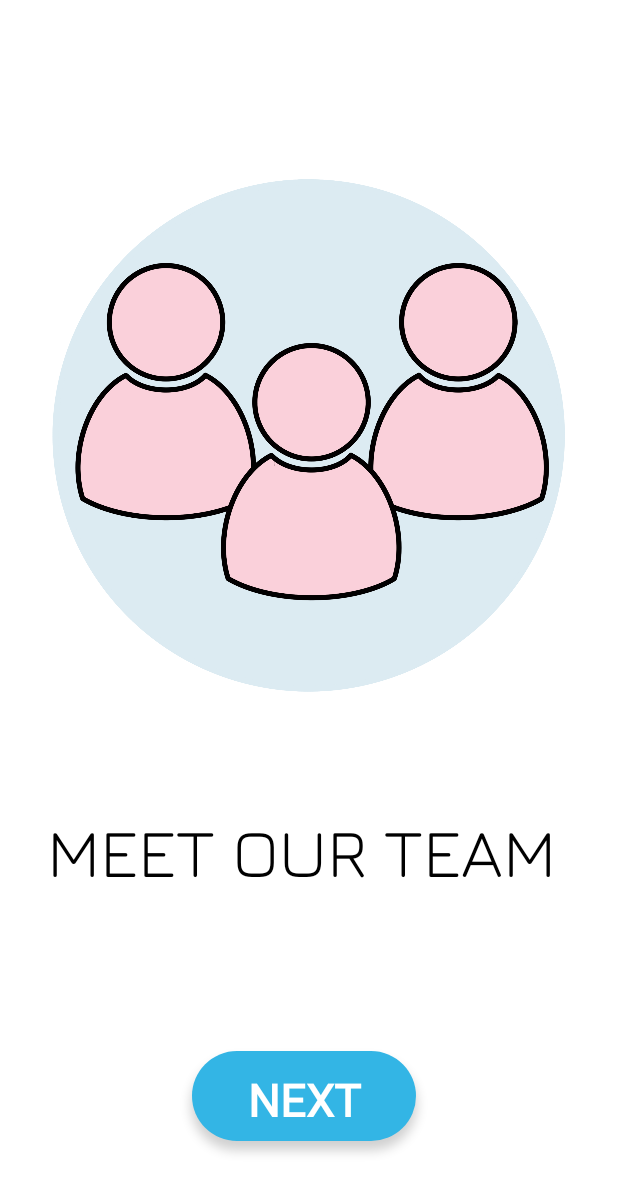
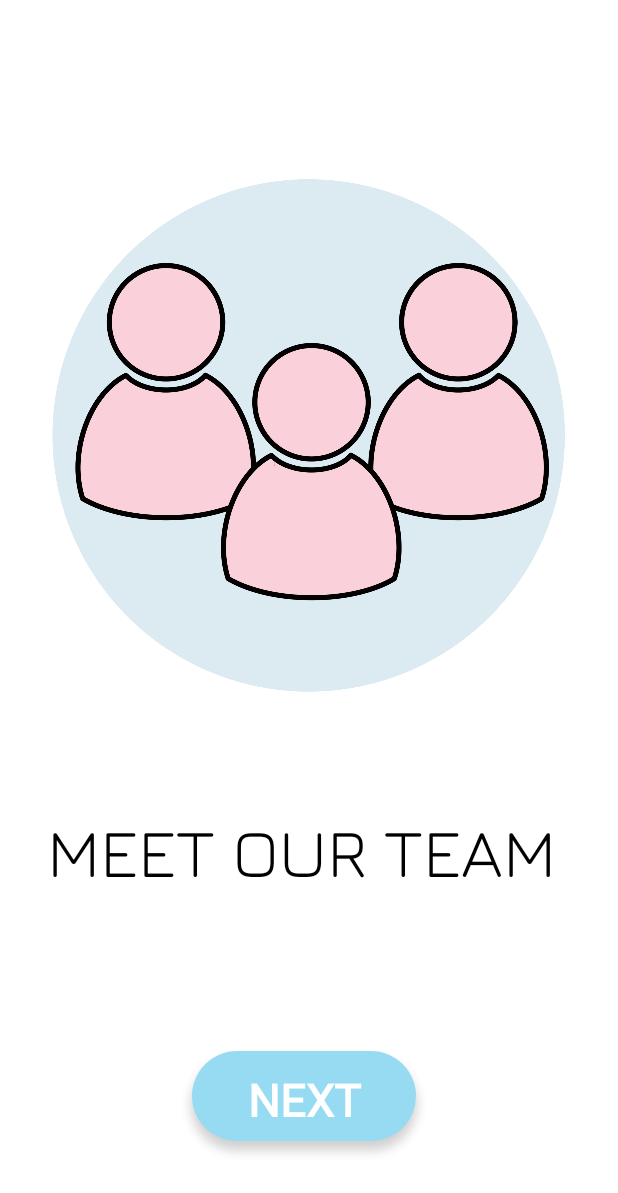
Before and after one commit to mpasko90/GroupApplication, an Android app: the screen it shows after launch (FirstActivity), on a phone screen of 412 x 824 dp. Shown: the top 1193 px of the screen. Run offline under Robolectric (Android 15) with nearby library versions, the phone set to English and light mode, and no system bars.

Commit message:
zmiana koloru buttonu "next"

```diff
--- a/app/src/main/res/drawable/next_button.xml
+++ b/app/src/main/res/drawable/next_button.xml
@@ -2,7 +2,7 @@
 <selector xmlns:android="http://schemas.android.com/apk/res/android">
 <item>
     <shape android:shape="rectangle">
-        <solid android:color="@android:color/holo_blue_light"/>
+        <solid android:color="@color/botbarcolor"/>
         <corners android:radius="120dp"/>
 
     </shape>
```
